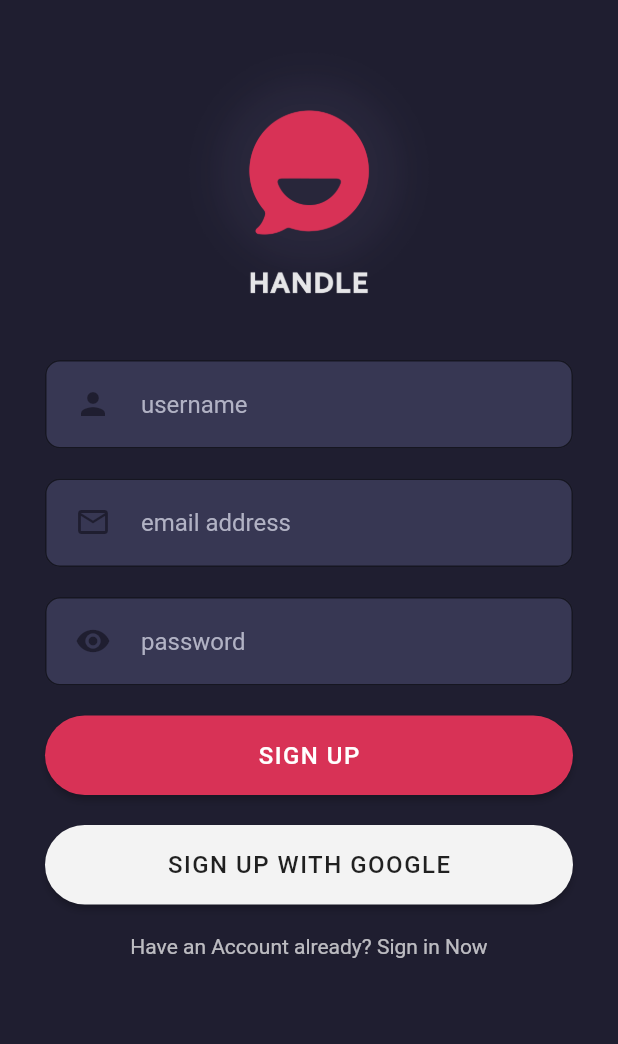
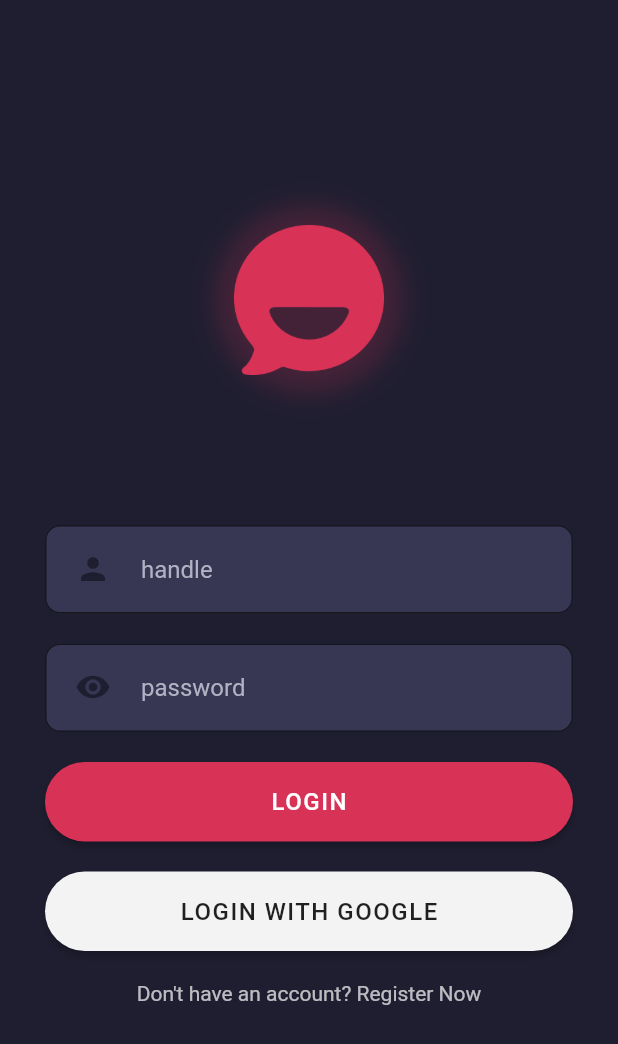
Before and after one commit to johnuberbacher/flutter_sendly_chat, a Flutter app: the screen it shows after launch, on a phone screen of 412 x 824 dp. Shown: the top 1044 px of the screen. Run offline on Flutter 3.47's test engine with Material 2 defaults, Android fonts, the phone set to English and light mode, and no system bars; our stand-ins replace firebase_auth, firebase_core; accounts and stored records are empty.

Commit message:
UI Updates, connected sign in and sign up routes

```diff
--- a/lib/main.dart
+++ b/lib/main.dart
@@ -2,6 +2,7 @@ import 'package:flutter/material.dart';
 import 'package:firebase_core/firebase_core.dart';
 import 'views/signIn.dart';
 import 'views/signUp.dart';
+import 'views/chatRoom.dart';
 
 void main() async {
   WidgetsFlutterBinding.ensureInitialized();
@@ -20,7 +21,7 @@ class MyApp extends StatelessWidget {
         primarySwatch: Colors.blue,
         visualDensity: VisualDensity.adaptivePlatformDensity,
       ),
-      home: SignUp(),
+      home: SignIn(),
     );
   }
 }
--- a/lib/views/signIn.dart
+++ b/lib/views/signIn.dart
@@ -1,12 +1,30 @@
 import 'package:flutter/material.dart';
+import 'signUp.dart';
 import '../widgets/widget.dart';
 
+@override
 class SignIn extends StatefulWidget {
   @override
   _SignInState createState() => _SignInState();
 }
 
-class _SignInState extends State<SignIn> {
+class _SignInState extends State<SignIn> with TickerProviderStateMixin {
+  AnimationController _animationController;
+  Animation _animation;
+
+  @override
+  void initState() {
+    // TODO: implement initState
+    _animationController =
+        AnimationController(vsync: this, duration: Duration(seconds: 2));
+    _animationController.repeat(reverse: true);
+    _animation = Tween(begin: 10.0, end: 40.0).animate(_animationController)
+      ..addListener(() {
+        setState(() {});
+      });
+    super.initState();
+  }
+
   @override
   Widget build(BuildContext context) {
     return Scaffold(
@@ -24,9 +42,16 @@ class _SignInState extends State<SignIn> {
               crossAxisAlignment: CrossAxisAlignment.center,
               children: [
                 Container(
-                  margin: const EdgeInsets.only(top: 90.0, bottom: 40.0),
-                  child: Image.asset('assets/icons/handle-chat-logo-shadow.png',
-                      width: 170.0),
+                  margin: const EdgeInsets.only(top: 120.0, bottom: 100.0),
+                  width: 100,
+                  height: 100,
+                  child: Image.asset('assets/icons/handle.png', width: 100.0),
+                  decoration: BoxDecoration(shape: BoxShape.circle, boxShadow: [
+                    BoxShadow(
+                        color: Color(0x32d83256),
+                        blurRadius: _animation.value,
+                        spreadRadius: _animation.value)
+                  ]),
                 ),
                 Container(
                   margin: const EdgeInsets.only(
@@ -36,7 +61,7 @@ class _SignInState extends State<SignIn> {
                   child: TextField(
                     style: TextStyle(color: Colors.white),
                     autofocus: false,
-                    decoration: usernameTextFieldInputDecoration('username'),
+                    decoration: usernameTextFieldInputDecoration('handle'),
                   ),
                 ),
                 Container(
@@ -69,7 +94,7 @@ class _SignInState extends State<SignIn> {
                       left: 30.0,
                     ),
                     child: const Text(
-                      'SIGN IN',
+                      'LOGIN',
                       style: TextStyle(
                         letterSpacing: 1,
                         fontSize: 16,
@@ -95,7 +120,7 @@ class _SignInState extends State<SignIn> {
                       left: 30.0,
                     ),
                     child: const Text(
-                      'SIGN IN WITH GOOGLE',
+                      'LOGIN WITH GOOGLE',
                       style: TextStyle(
                         letterSpacing: 1,
                         fontSize: 16,
@@ -108,6 +133,7 @@ class _SignInState extends State<SignIn> {
                     bottom: 20.0,
                   ),
                   width: double.infinity,
+                  child: GestureDetector(
                     child: const Text(
                       "Don't have an account? Register Now",
                       style: TextStyle(
@@ -115,6 +141,13 @@ class _SignInState extends State<SignIn> {
                         color: Colors.white70,
                       ),
                       textAlign: TextAlign.center,
+                    ),
+                    onTap: () {
+                      Navigator.push(
+                        context,
+                        MaterialPageRoute(builder: (context) => SignUp()),
+                      );
+                    },
                   ),
                 ),
               ],
--- a/lib/views/signUp.dart
+++ b/lib/views/signUp.dart
@@ -1,6 +1,8 @@
 import 'package:flutter/material.dart';
 import 'package:handle_chat/widgets/widget.dart';
 import 'package:handle_chat/services/authentication.dart';
+import 'package:handle_chat/views/chatRoom.dart';
+import 'package:handle_chat/views/signIn.dart';
 
 class SignUp extends StatefulWidget {
   @override
@@ -28,7 +30,9 @@ class _SignUpState extends State<SignUp> {
           .signUpWithEmailAndPassword(emailTextEditingController.text,
               passwordTextEditingController.text)
           .then((val) {
-        print("$val");
+        // print("${val.uid}");
+        Navigator.pushReplacement(
+            context, MaterialPageRoute(builder: (context) => ChatRoom()));
       });
     }
   }
@@ -36,6 +40,10 @@ class _SignUpState extends State<SignUp> {
   @override
   Widget build(BuildContext context) {
     return Scaffold(
+      appBar: AppBar(
+        backgroundColor: Color(0xFF1f1e30),
+        elevation: 0,
+      ),
       backgroundColor: Color(0xFF1f1e30),
       // appBar: appBarMain(context),
       body: isLoading
@@ -51,37 +59,31 @@ class _SignUpState extends State<SignUp> {
                 child: Container(
                   width: double.infinity,
                   margin: const EdgeInsets.all(30.0),
+                  child: Center(
                     child: Column(
                       children: [
                         Form(
                           key: formKey,
                           child: Column(
                             mainAxisAlignment: MainAxisAlignment.center,
-                          crossAxisAlignment: CrossAxisAlignment.center,
+                            crossAxisAlignment: CrossAxisAlignment.start,
                             children: [
                               Container(
-                              margin:
-                                  const EdgeInsets.only(top: 0.0, bottom: 40.0),
-                              child: Image.asset(
-                                  'assets/icons/handle-chat-logo-shadow.png',
-                                  width: 170.0),
+                                margin: const EdgeInsets.only(bottom: 15.0),
+                                child: Text(
+                                  "Create an Account",
+                                  style: TextStyle(
+                                    color: Colors.white,
+                                    fontSize: 30,
+                                    fontWeight: FontWeight.bold,
+                                  ),
+                                ),
                               ),
                               Container(
-                              margin: const EdgeInsets.only(
-                                bottom: 20.0,
-                              ),
-                              width: double.infinity,
-                              child: TextFormField(
-                                validator: (val) {
-                                  return val.isEmpty || val.length < 4
-                                      ? "Please enter username"
-                                      : null;
-                                },
-                                controller: userNameTextEditingController,
+                                margin: const EdgeInsets.only(bottom: 40.0),
+                                child: Text(
+                                  "Lorem ipsum dolor sit amet, consectetur adipiscing elit, sed do eiusmod tempor incididunt ut labore et dolore magna aliqua. Neque egestas congue quisque egestas diam in arcu cursus. ",
                                   style: TextStyle(color: Colors.white),
-                                autofocus: false,
-                                decoration: usernameTextFieldInputDecoration(
-                                    'username'),
                                 ),
                               ),
                               Container(
@@ -90,12 +92,32 @@ class _SignUpState extends State<SignUp> {
                                 ),
                                 width: double.infinity,
                                 child: TextFormField(
+                                  keyboardType: TextInputType.text,
+                                  validator: (val) {
+                                    return val.isEmpty || val.length < 4
+                                        ? "Please enter handle"
+                                        : null;
+                                  },
+                                  controller: userNameTextEditingController,
+                                  style: TextStyle(color: Colors.white),
+                                  autofocus: false,
+                                  decoration: usernameTextFieldInputDecoration(
+                                      'handle'),
+                                ),
+                              ),
+                              Container(
+                                margin: const EdgeInsets.only(
+                                  bottom: 20.0,
+                                ),
+                                width: double.infinity,
+                                child: TextFormField(
+                                  keyboardType: TextInputType.emailAddress,
                                   validator: (val) {
                                     return RegExp(
                                                 r"^[a-zA-Z0-9.a-zA-Z0-9.!#$%&'*+-/=?^_`{|}~]+@[a-zA-Z0-9]+|.[a-zA-Z]+")
                                             .hasMatch(val)
                                         ? null
-                                      : "Please enter a valid email address";
+                                        : "Please enter a valid handle";
                                   },
                                   controller: emailTextEditingController,
                                   style: TextStyle(color: Colors.white),
@@ -110,6 +132,7 @@ class _SignUpState extends State<SignUp> {
                                 ),
                                 width: double.infinity,
                                 child: TextFormField(
+                                  keyboardType: TextInputType.visiblePassword,
                                   validator: (val) {
                                     return val.length > 6
                                         ? null
@@ -143,7 +166,7 @@ class _SignUpState extends State<SignUp> {
                                     left: 30.0,
                                   ),
                                   child: const Text(
-                                  'SIGN UP',
+                                    'CREATE ACCOUNT',
                                     style: TextStyle(
                                       letterSpacing: 1,
                                       fontSize: 16,
@@ -178,17 +201,23 @@ class _SignUpState extends State<SignUp> {
                                 ),
                               ),
                               Container(
-                              margin: const EdgeInsets.only(
-                                bottom: 20.0,
-                              ),
                                 width: double.infinity,
+                                child: GestureDetector(
                                   child: const Text(
-                                "Have an Account already? Sign in Now",
+                                    "Already have an account? Sign In",
                                     style: TextStyle(
                                       fontSize: 14,
                                       color: Colors.white70,
                                     ),
                                     textAlign: TextAlign.center,
+                                  ),
+                                  onTap: () {
+                                    Navigator.push(
+                                      context,
+                                      MaterialPageRoute(
+                                          builder: (context) => SignIn()),
+                                    );
+                                  },
                                 ),
                               ),
                             ],
@@ -199,6 +228,7 @@ class _SignUpState extends State<SignUp> {
                   ),
                 ),
               ),
+            ),
     );
   }
 }
```
Also changed, not shown: lib/views/chatRoom.dart (+29 -0 lines), assets/icons/handle-chat-logo-shadow.png (deleted), assets/icons/handle-chat-logo.png (deleted), assets/icons/handle.png (added), assets/icons/logo-Recovered.png (deleted), 1 other file. Lines whose indentation alone changed are shown as unchanged.
